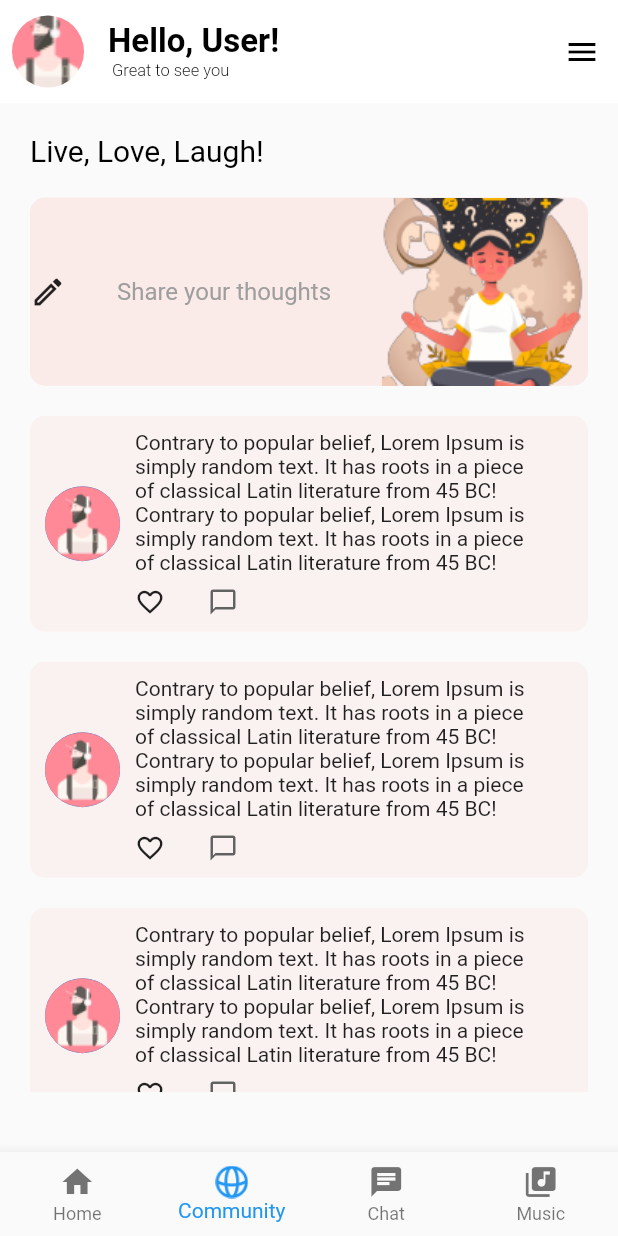
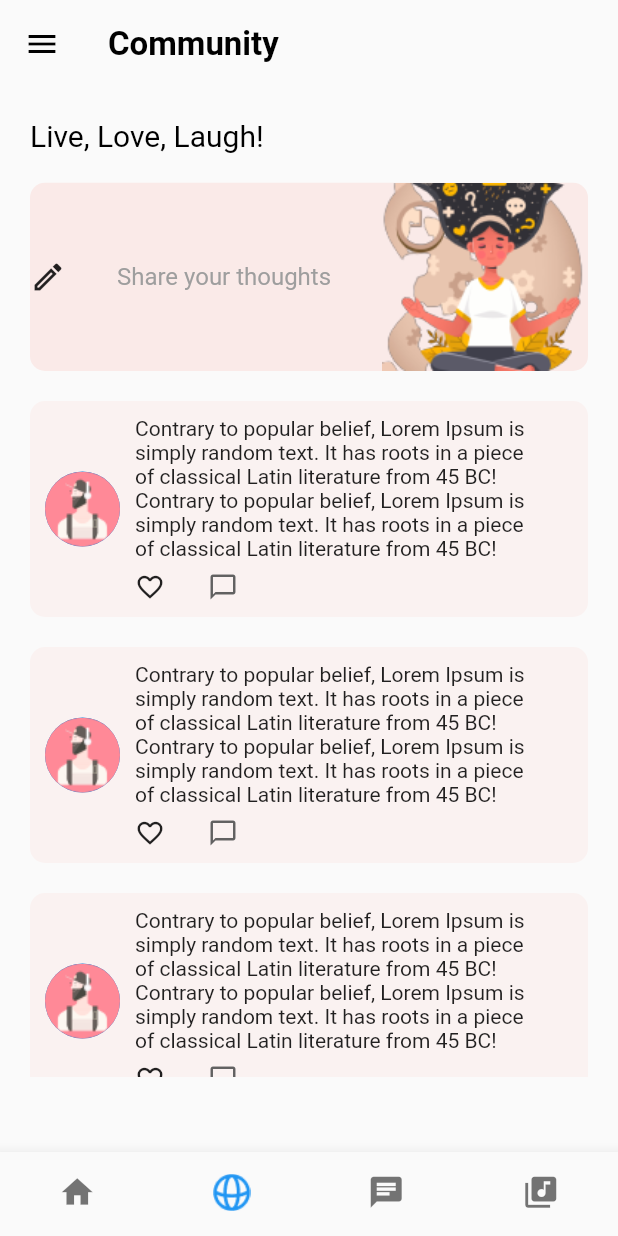
Before and after one commit to Dynamic-Vector/Inscape, a Flutter app: the screen it shows after launch, item 2 of the bottom bar chosen, on a phone screen of 412 x 824 dp. Run offline on Flutter 3.47's test engine with Material 2 defaults, Android fonts, the phone set to English and light mode, and no system bars; our stand-ins replace audio_video_progress_bar, google_fonts, google_nav_bar; Roboto replaces fonts that are missing (Ubuntu).

Commit message:
Update navigator.dart

```diff
--- a/lib/screens/navigator.dart
+++ b/lib/screens/navigator.dart
@@ -10,14 +10,14 @@ import 'package:url_launcher/url_launcher.dart';
 import 'musicpage.dart';
 
 class NavPage extends StatefulWidget {
-  int pageIndex;
-  NavPage({required this.pageIndex, super.key});
+  const NavPage({super.key});
 
   @override
   State<NavPage> createState() => _NavPageState();
 }
 
 class _NavPageState extends State<NavPage> {
+  int _pageIndex = 0;
   dynamic username = TextEditingController(text: "User");
   final GlobalKey<ScaffoldState> scaffoldKey = GlobalKey();
   List<Widget> widgetList = [
@@ -30,7 +30,7 @@ class _NavPageState extends State<NavPage> {
   Widget build(BuildContext context) {
     return Scaffold(
         key: scaffoldKey,
-        endDrawer: Container(
+        drawer: Container(
           width: MediaQuery.of(context).size.width / 1.5,
           child: SafeArea(
             child: Drawer(
@@ -87,51 +87,6 @@ class _NavPageState extends State<NavPage> {
                           ],
                         ),
                       ),
-                      Padding(
-                        padding: const EdgeInsets.only(top: 30.0, left: 20),
-                        child: Column(
-                          children: [
-                            Row(children: [
-                              Icon(
-                                Icons.person,
-                                size: 18,
-                              ),
-                              Padding(
-                                  padding: const EdgeInsets.only(left: 10.0),
-                                  child: Container(
-                                    width:
-                                        MediaQuery.of(context).size.width / 2,
-                                    child: ExpansionTile(
-                                      title: Text("Change Username",
-                                          style:
-                                              GoogleFonts.ubuntu(fontSize: 15)),
-                                      children: [
-                                        Container(
-                                          padding: EdgeInsets.all(0),
-                                          height: MediaQuery.of(context)
-                                                  .size
-                                                  .height /
-                                              15,
-                                          child: TextField(
-                                            controller: username,
-                                            decoration: InputDecoration(
-                                                hintText: "Username",
-                                                hintStyle: GoogleFonts.ubuntu(),
-                                                enabledBorder:
-                                                    OutlineInputBorder(
-                                                        borderSide: BorderSide(
-                                                            width: 0.5,
-                                                            color:
-                                                                Colors.black))),
-                                          ),
-                                        )
-                                      ],
-                                    ),
-                                  )),
-                            ]),
-                          ],
-                        ),
-                      ),
                     ],
                   ),
                   Padding(
@@ -147,71 +102,53 @@ class _NavPageState extends State<NavPage> {
           ),
         ),
         appBar: AppBar(
-          backgroundColor: Colors.white,
-          actions: [
-            IconButton(
-                onPressed: () => scaffoldKey.currentState!.openEndDrawer(),
-                icon: Icon(
-                  Icons.menu,
-                  color: Colors.black,
-                ))
-          ],
-          toolbarHeight: MediaQuery.of(context).size.height / 12,
+          backgroundColor: Colors.transparent,
+          toolbarHeight: MediaQuery.of(context).size.height / 14,
           //backgroundColor: Colors.white,
           elevation: 0,
-          leading: Padding(
-            padding: const EdgeInsets.only(left: 8.0),
-            child: CircleAvatar(
-                backgroundColor: Colors.white,
-                radius: 20,
-                backgroundImage: AssetImage("assets/profile.png")),
-          ),
-          title: Padding(
-            padding: const EdgeInsets.only(top: 0.0, left: 0),
-            child: Column(
-              mainAxisAlignment: MainAxisAlignment.center,
-              crossAxisAlignment: CrossAxisAlignment.start,
-              children: [
-                Text(
-                  "Hello, " + username.text + "!",
-                  style: GoogleFonts.ubuntu(
-                      fontSize: 22,
-                      fontWeight: FontWeight.w600,
-                      color: Colors.black),
-                ),
-                Text(
-                  " Great to see you",
-                  style: GoogleFonts.ubuntu(
-                      fontSize: 11,
-                      fontWeight: FontWeight.w300,
-                      color: Colors.black),
-                )
-              ],
-            ),
+          leading: IconButton(
+              onPressed: () => scaffoldKey.currentState!.openDrawer(),
+              icon: Icon(
+                Icons.menu,
+                color: Colors.black,
+              )),
+          title: Text(
+            (_pageIndex == 0)
+                ? "InScape"
+                : (_pageIndex == 1)
+                    ? "Community"
+                    : (_pageIndex == 2)
+                        ? "Chat"
+                        : (_pageIndex == 3)
+                            ? "Music"
+                            : ("InScape"),
+            style: GoogleFonts.ubuntu(
+                fontSize: 22, fontWeight: FontWeight.w600, color: Colors.black),
           ),
         ),
         bottomNavigationBar: BottomNavigationBar(
+          showSelectedLabels: false,
+          showUnselectedLabels: false,
           selectedIconTheme: IconThemeData(color: Colors.blue),
-          currentIndex: widget.pageIndex,
+          currentIndex: _pageIndex,
           type: BottomNavigationBarType.fixed,
           onTap: (index) {
             setState(() {
-              widget.pageIndex = index;
+              _pageIndex = index;
             });
           },
           items: [
-            BottomNavigationBarItem(icon: Icon(Icons.home), label: "Home"),
             BottomNavigationBarItem(
-                icon: ImageIcon(
-                  AssetImage("assets/icon.png"),
-                  size: 22,
-                ),
+                icon: Icon(Icons.home, size: 25), label: "Home"),
+            BottomNavigationBarItem(
+                icon: ImageIcon(AssetImage("assets/icon.png"), size: 25),
                 label: "Community"),
-            BottomNavigationBarItem(icon: Icon(Icons.chat), label: "Chat"),
             BottomNavigationBarItem(
-                icon: Icon(Icons.library_music), label: "Music"),
+                icon: Icon(Icons.chat, size: 25), label: "Chat"),
+            BottomNavigationBarItem(
+                icon: Icon(Icons.library_music, size: 25), label: "Music"),
           ],
         ),
-        body: Center(child: widgetList[widget.pageIndex]));
+        body: Center(child: widgetList[_pageIndex]));
   }
 }
```
